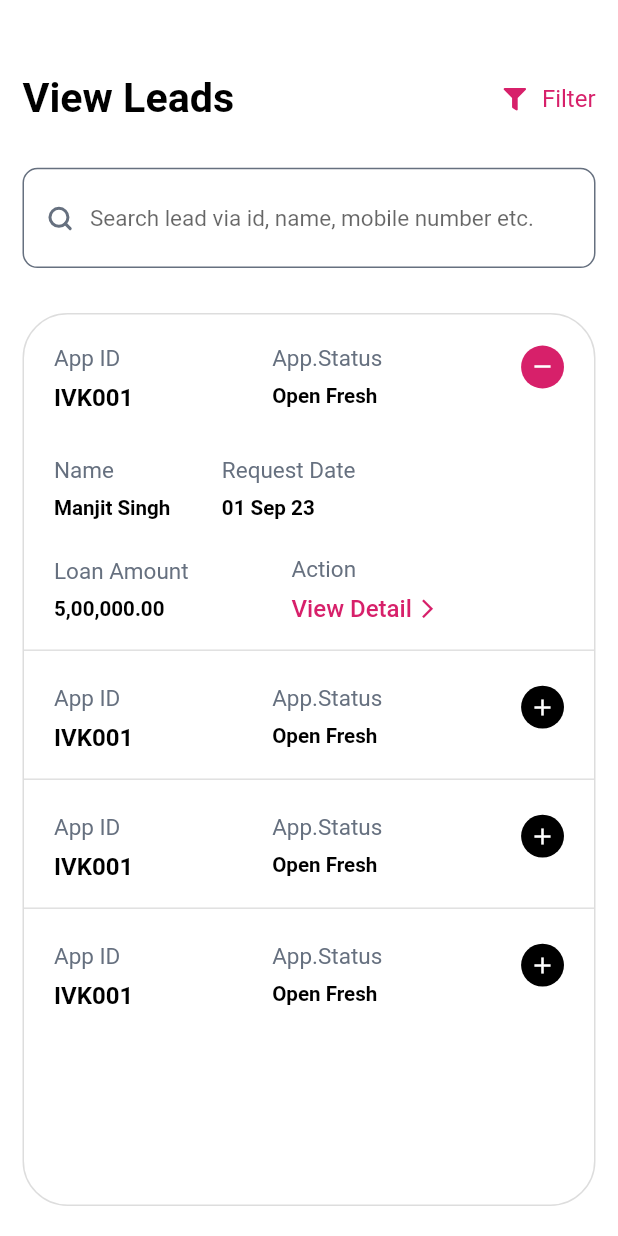
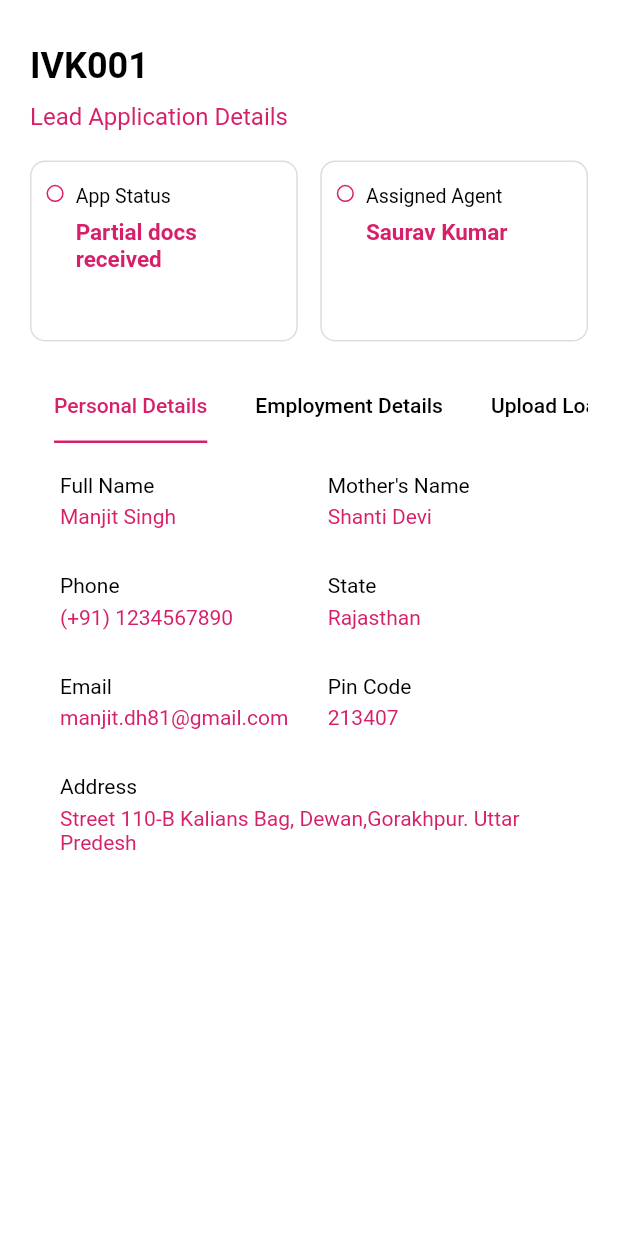
Before and after one commit to ShashankjGithub/investcraftpartner, a Flutter app: the ViewLeadScreen screen opened directly, after a tap on the "add" icon, after a tap on "View Detail", on a phone screen of 412 x 824 dp. Run offline on Flutter 3.47's test engine with Material 2 defaults, Android fonts, the phone set to English and light mode, and no system bars; our stand-ins replace dotted_border, dropdown_button2, file_picker, flutter_screenutil, flutter_svg, gap and 1 more; Roboto replaces fonts that are missing (Poppins); project files that could hold a hidden picture were left out.

Commit message:
14-10-2023-1

```diff
--- a/lib/main.dart
+++ b/lib/main.dart
@@ -3,6 +3,7 @@ import 'package:flutter/services.dart';
 import 'package:flutter_screenutil/flutter_screenutil.dart';
 import 'package:get/get.dart';
 import 'package:investcraftpartner/screens/authScreens/authProvider.dart';
+import 'package:investcraftpartner/screens/leadsScreens/leadProvider.dart';
 import 'package:investcraftpartner/screens/partnerOnBoardingScreen/provider/parterOnBoadingProvider.dart';
 import 'package:investcraftpartner/screens/splashScreen.dart';
 import 'package:provider/provider.dart';
@@ -28,6 +29,7 @@ class MyApp extends StatelessWidget {
       providers: [
         ChangeNotifierProvider<PartnerOnBoardingProvider>(create: (context) => PartnerOnBoardingProvider()),
         ChangeNotifierProvider<AuthProvider>(create: (context) => AuthProvider()),
+        ChangeNotifierProvider<LeadProvider>(create: (context) => LeadProvider()),
       ],
       child: ScreenUtilInit(
         designSize: const Size(360, 690),
--- a/lib/screens/homeScreens/homeScreen.dart
+++ b/lib/screens/homeScreens/homeScreen.dart
@@ -6,6 +6,7 @@ import 'package:gap/gap.dart';
 import 'package:investcraftpartner/config/themeConfig.dart';
 import 'package:investcraftpartner/generated/assets.dart';
 
+import '../leadsScreens/createLeadScreen.dart';
 import '../partnerOnBoardingScreen/basicDetailOnboardingScreen.dart';
 
 class HomeScreen extends StatefulWidget {
@@ -131,7 +132,7 @@ class _HomeScreenState extends State<HomeScreen> {
                           child: GestureDetector(
                             onTap: (){
                               Navigator.push(context, MaterialPageRoute(builder: (context){
-                                return PartnerOnboardingScreen();
+                                return CreateLeadScreen();
                               }));
                             },
                             child: Container(
--- /dev/null
+++ b/lib/screens/leadsScreens/createLeadScreen.dart
@@ -0,0 +1,99 @@
+import 'package:flutter/material.dart';
+import 'package:flutter/services.dart';
+import 'package:flutter_screenutil/flutter_screenutil.dart';
+import 'package:gap/gap.dart';
+import 'package:provider/provider.dart';
+
+import '../../config/themeConfig.dart';
+import 'leadProvider.dart';
+
+class CreateLeadScreen extends StatefulWidget {
+  const CreateLeadScreen({super.key});
+
+  @override
+  State<CreateLeadScreen> createState() => _CreateLeadScreenState();
+}
+
+class _CreateLeadScreenState extends State<CreateLeadScreen> {
+
+  @override
+  Widget build(BuildContext context) {
+    SystemChrome.setSystemUIOverlayStyle(SystemUiOverlayStyle(
+      statusBarColor: mainColor,
+    ));
+    final Size size = MediaQuery.of(context).size;
+    final LeadProvider lp = context.watch<LeadProvider>();
+    return  Scaffold(
+     body: SafeArea(
+       child: Container(
+         padding: EdgeInsets.only(top: 40,left: 15,right: 15,bottom: 10),
+         height: size.height,
+         width: size.width,
+         child: Column(
+           crossAxisAlignment: CrossAxisAlignment.start,
+           children: [
+             Text(
+               'Create Lead',
+               style: TextStyle(
+                 color: Colors.black,
+                 fontSize: 24,
+                 fontWeight: FontWeight.w700,
+               ),
+             ),
+             Gap(25),
+             Container(
+               alignment: Alignment.bottomCenter,
+               height: 60.h,
+               child: Container(
+                 height: 54.h,
+                 width: size.width,
+                 decoration: BoxDecoration(borderRadius: BorderRadius.circular(100),border: Border.all(color: bordercolor)),
+                 child: Row(
+                   children: [
+                     Expanded(
+                       child: Container(
+                         height: 60.h,
+                         child: Stack(
+                           alignment: Alignment.bottomCenter,
+                           children: [
+                             Container(
+                               height: 40.h,
+                               decoration: BoxDecoration(border: Border.all(),borderRadius: BorderRadius.circular(100)),
+
+                             ),
+                             Positioned(
+                               top: 0,
+                               child: Container(
+                                 height: 25.h,
+                                 width: 25.w,
+                                 decoration: BoxDecoration(color: mainColor,shape: BoxShape.circle),
+                               ),
+                             )
+                           ],
+                         ),
+                       ),
+                     ),
+                     Expanded(
+                       child: Container(
+                         height: 60.h,
+                         decoration: BoxDecoration(border: Border.all(),borderRadius: BorderRadius.circular(100)),
+                       ),
+                     ),
+                     Expanded(
+                       child: Container(
+                         height: 60.h,
+                         decoration: BoxDecoration(border: Border.all(),borderRadius: BorderRadius.circular(100)),
+                       ),
+                     ),
+
+                   ],
+                 ),
+               ),
+             ),
+           ],
+         ),
+       ),
+     ),
+    );
+  }
+}
--- /dev/null
+++ b/lib/screens/leadsScreens/leadDetailScreen.dart
@@ -0,0 +1,282 @@
+import 'package:flutter/material.dart';
+import 'package:flutter/services.dart';
+import 'package:flutter_screenutil/flutter_screenutil.dart';
+import 'package:gap/gap.dart';
+import 'package:investcraftpartner/screens/leadsScreens/leadProvider.dart';
+import 'package:provider/provider.dart';
+
+import '../../config/themeConfig.dart';
+
+class LeadDetailScreen extends StatefulWidget {
+  const LeadDetailScreen({super.key});
+
+  @override
+  State<LeadDetailScreen> createState() => _LeadDetailScreenState();
+}
+
+class _LeadDetailScreenState extends State<LeadDetailScreen> with SingleTickerProviderStateMixin{
+
+  late TabController controller;
+  @override
+  void initState() {
+    controller = TabController(length: 3, vsync: this);
+    super.initState();
+  }
+
+  @override
+  Widget build(BuildContext context) {
+    SystemChrome.setSystemUIOverlayStyle(SystemUiOverlayStyle(
+      statusBarColor: mainColor,
+    ));
+    final Size size = MediaQuery.of(context).size;
+    final LeadProvider lp = context.watch<LeadProvider>();
+    return  Scaffold(
+      body: SafeArea(
+        child: Container(
+          padding: EdgeInsets.only(top: 10,left: 20,right: 20,bottom: 20),
+          height: size.height,
+          width: size.width,
+          child: Column(
+            crossAxisAlignment: CrossAxisAlignment.start,
+            children: [
+              Gap(20),
+              Text(
+                'IVK001',
+                style: TextStyle(
+                  color: Colors.black,
+                  fontSize: 24,
+                  fontWeight: FontWeight.w700,
+                ),
+              ),
+              Gap(10),
+              Text(
+                'Lead Application Details',
+                style: TextStyle(
+                  color: Color(0xFFD7206A),
+                  fontSize: 16,
+                  fontWeight: FontWeight.w400,
+
+                ),
+              ),
+              Gap(20),
+              Row(
+                children: [
+                  Expanded(
+                    child: Container(
+                      padding: EdgeInsets.only(top: 15,left: 10,right: 10,bottom: 15),
+                      height: 101.h,
+                      decoration: BoxDecoration(border: Border.all(color: bordercolor),borderRadius: BorderRadius.circular(10),
+                      ),
+                      child: Row(
+                        crossAxisAlignment: CrossAxisAlignment.start,
+                        children: [
+                          Container(
+                            height: 10.h,
+                            width: 10.w,
+                            decoration: BoxDecoration(shape: BoxShape.circle,border: Border.all(color: mainColor)),
+                          ),
+                          Gap(8),
+                          Expanded(
+                            child: Column(
+                              mainAxisAlignment: MainAxisAlignment.start,
+                              crossAxisAlignment: CrossAxisAlignment.start,
+                              children: [
+                                Text(
+                                  'App Status',
+                                     style: TextStyle(
+                                    color: Colors.black,
+                                    fontSize: 13,
+                                    fontWeight: FontWeight.w400,
+
+                                  ),
+                                ),
+                                Gap(8),
+                                Text(
+                                  'Partial docs received',
+                                  style: TextStyle(
+                                    color: mainColor,
+                                    fontSize: 15,
+                                    fontWeight: FontWeight.w600,
+
+                                  ),
+                                ),
+
+                              ],
+                            ),
+                          ),
+                        ],
+                      ),
+                    ),
+                  ),
+                  Gap(15),
+                  Expanded(
+                    child: Container(
+                      padding: EdgeInsets.only(top: 15,left: 10,right: 10,bottom: 15),
+                      height: 101.h,
+                      decoration: BoxDecoration(border: Border.all(color: bordercolor),borderRadius: BorderRadius.circular(10),
+                      ),
+                      child: Row(
+                        crossAxisAlignment: CrossAxisAlignment.start,
+                        children: [
+                          Container(
+                            height: 10.h,
+                            width: 10.w,
+                            decoration: BoxDecoration(shape: BoxShape.circle,border: Border.all(color: mainColor)),
+                          ),
+                          Gap(8),
+                          Expanded(
+                            child: Column(
+                              mainAxisAlignment: MainAxisAlignment.start,
+                              crossAxisAlignment: CrossAxisAlignment.start,
+                              children: [
+                                Text(
+                                  'Assigned Agent',
+                                     style: TextStyle(
+                                    color: Colors.black,
+                                    fontSize: 13,
+                                    fontWeight: FontWeight.w400,
+
+                                  ),
+                                ),
+                                Gap(8),
+                                Text(
+                                  'Saurav Kumar',
+                                  style: TextStyle(
+                                    color: mainColor,
+                                    fontSize: 15,
+                                    fontWeight: FontWeight.w600,
+
+                                  ),
+                                ),
+
+                              ],
+                            ),
+                          ),
+                        ],
+                      ),
+                    ),
+                  ),
+                ],
+              ),
+              Gap(20),
+              Expanded(
+                  child:Column(
+                    children: [
+                      TabBar(
+                        isScrollable: true,
+                        labelColor: mainColor,
+                        unselectedLabelColor: Colors.black,
+                        indicatorColor: mainColor,
+                        controller: controller,
+                        indicatorSize: TabBarIndicatorSize.label,
+                        tabs: List.generate(lp.titles.length, (index) {
+                          return Tab(text: lp.titles[index],);
+                        }),
+                      ),
+                      Expanded(
+                        child: TabBarView(
+                          controller: controller,
+                            children: [
+                              PersonalDetailWidget(),
+                              PersonalDetailWidget(),
+                              UploadeDocumentDetailWidget(),
+                        ]),
+                      ),
+                    ],
+                  ))
+            ],
+          ),
+        ),
+      ),
+    );
+  }
+
+  Widget PersonalDetailWidget(){
+    return ListView(
+      padding: EdgeInsets.only(left: 20,top: 20,right: 10,bottom: 15),
+      children: [
+        Row(
+          children: [
+            Expanded(
+                child: LeadDetailContainer(title: "Full Name",data: "Manjit Singh",)),
+            Gap(15),
+            Expanded(
+                child: LeadDetailContainer(title: "Mother's Name",data: "Shanti Devi",)),
+          ],
+        ),
+        Gap(30),
+        Row(
+          children: [
+            Expanded(
+                child: LeadDetailContainer(title: "Phone",data: "(+91) 1234567890",)),
+            Gap(15),
+            Expanded(
+                child: LeadDetailContainer(title: "State",data: "Rajasthan",),),
+          ],
+        ),
+        Gap(30),
+        Row(
+          children: [
+            Expanded(
+                child: LeadDetailContainer(title: "Email",data: "manjit.dh81@gmail.com",)),
+            Gap(15),
+            Expanded(
+                child: LeadDetailContainer(title: "Pin Code",data: "213407",)),
+          ],
+        ),
+        Gap(30),
+        Row(
+          children: [
+            Expanded(
+                child: LeadDetailContainer(title: "Address",data: "Street 110-B Kalians Bag, Dewan,Gorakhpur. Uttar Predesh",)),
+
+          ],
+        ),
+      ],
+    );
+  }
+  Widget UploadeDocumentDetailWidget(){
+    return ListView(
+      padding: EdgeInsets.only(left: 20,top: 20,right: 10,bottom: 15),
+      children: [
+        Row(
+          children: [
+            Expanded(
+                child: Container(
+                  height: 113.h,
+                  decoration: BoxDecoration(border: Border.all(color: bordercolor),borderRadius: BorderRadius.circular(10)),
+                )),
+            Gap(15),
+            Expanded(
+                child: Container(
+                  height: 113.h,
+                  decoration: BoxDecoration(border: Border.all(color: bordercolor),borderRadius: BorderRadius.circular(10)),
+                )),
+          ],
+        ),
+
+      ],
+    );
+  }
+}
+
+class LeadDetailContainer extends StatelessWidget {
+  const LeadDetailContainer({
+    super.key, required this.title, required this.data,
+  });
+  final String title;
+  final String data;
+
+
+  @override
+  Widget build(BuildContext context) {
+    return Column(
+    children: [
+    Text("$title",style: TextStyle(fontSize: 14,color: Colors.black),),
+    Gap(5),
+    Text("$data",style: TextStyle(fontSize: 14,color: mainColor),),
+              ],
+      crossAxisAlignment: CrossAxisAlignment.start,
+            );
+  }
+}
--- /dev/null
+++ b/lib/screens/leadsScreens/leadProvider.dart
@@ -0,0 +1,24 @@
+import 'package:flutter/cupertino.dart';
+
+class LeadProvider extends ChangeNotifier{
+  List titles = [
+    "Personal Details",
+    "Employment Details",
+    "Upload Loan Documents",
+  ];
+
+  var selectedTitle = "Personal Details";
+  changeSelectedTitle(value){
+    selectedTitle = value;
+    notifyListeners();
+  }
+
+
+  int createLeadIndex = 1;
+  changeCreateLeadIndex(value){
+    createLeadIndex = value;
+    notifyListeners();
+  }
+
+
+}
--- a/lib/screens/leadsScreens/leadScreen.dart
+++ b/lib/screens/leadsScreens/leadScreen.dart
@@ -39,7 +39,6 @@ class _LeadScreenState extends State<LeadScreen> {
                 style: TextStyle(
                   color: Colors.black,
                   fontSize: 24.sp,
-
                   fontWeight: FontWeight.w700,
 
                 ),
--- a/lib/screens/leadsScreens/viewLeadScreen.dart
+++ b/lib/screens/leadsScreens/viewLeadScreen.dart
@@ -6,6 +6,7 @@ import 'package:gap/gap.dart';
 import 'package:investcraftpartner/generated/assets.dart';
 
 import '../../config/themeConfig.dart';
+import 'leadDetailScreen.dart';
 
 class ViewLeadScreen extends StatefulWidget {
   const ViewLeadScreen({super.key});
@@ -216,7 +217,7 @@ class _ViewLeadScreenState extends State<ViewLeadScreen> {
                                                             ),
                                                           ),
                                                         ],),
-                                                      Gap(30.w),
+                                                      Gap(58.w),
                                                       Column(
                                                         crossAxisAlignment: CrossAxisAlignment.start,
                                                         children: [
@@ -283,6 +284,9 @@ class _ViewLeadScreenState extends State<ViewLeadScreen> {
                                                           Gap(8),
                                                           InkWell(
                                                             onTap:(){
+                                                              Navigator.push(context, MaterialPageRoute(builder: (context){
+                                                                return LeadDetailScreen();
+                                                              }));
 
                                                             },
                                                             child: Row(
```
